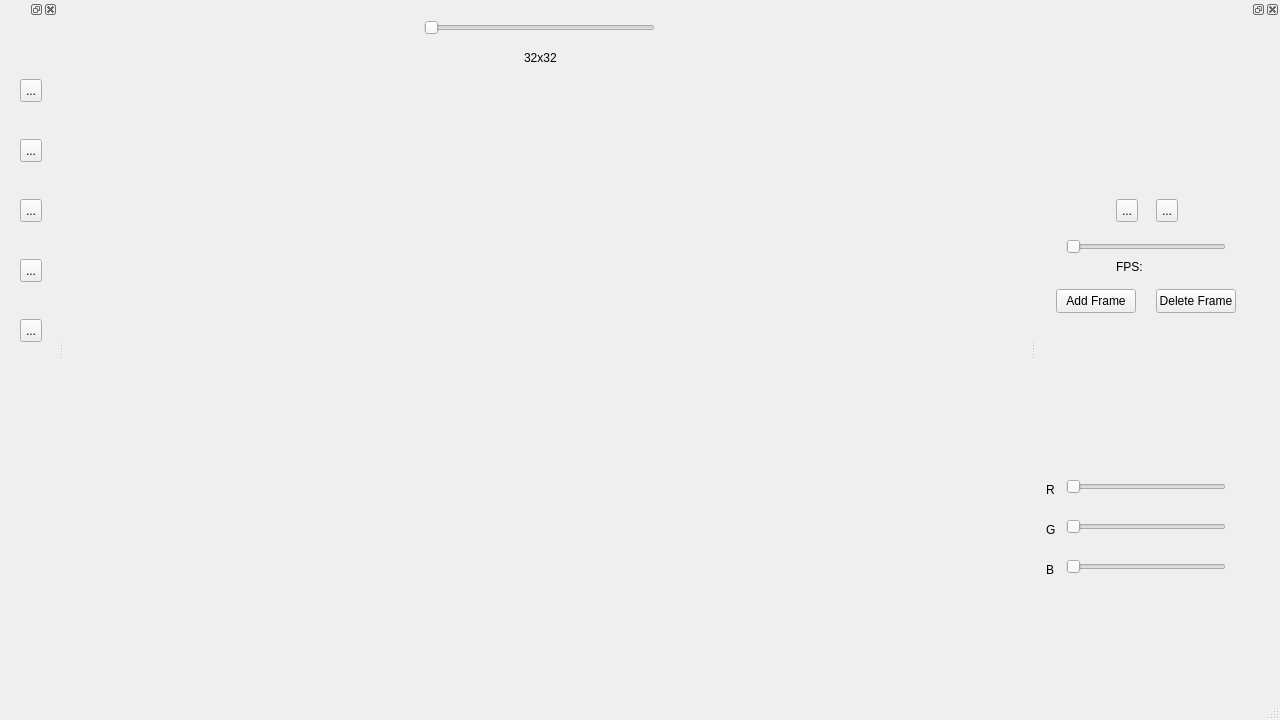
This is mainwindow.ui in University-of-Utah-CS3505/a8-sprite-editor-f23-ahuo2003 as Qt 5 draws it before an edit. The edited form follows.
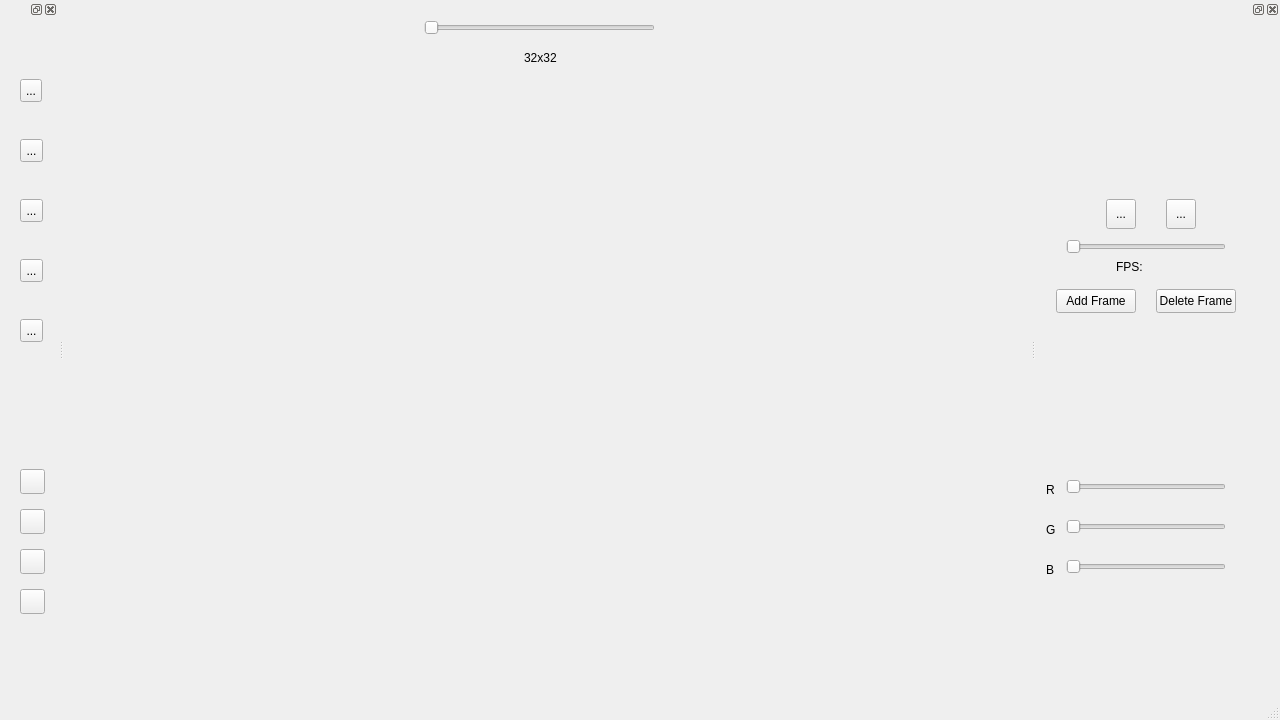
This is the edited form. Custom widgets are drawn as their Qt base class.

What changed in the file:
```diff
--- a/mainwindow.ui
+++ b/mainwindow.ui
@@ -78,7 +78,7 @@
       <rect>
        <x>20</x>
        <y>120</y>
-       <width>22</width>
+       <width>23</width>
        <height>23</height>
       </rect>
      </property>
@@ -94,7 +94,7 @@
       <rect>
        <x>20</x>
        <y>180</y>
-       <width>22</width>
+       <width>23</width>
        <height>23</height>
       </rect>
      </property>
@@ -110,7 +110,7 @@
       <rect>
        <x>20</x>
        <y>240</y>
-       <width>22</width>
+       <width>23</width>
        <height>23</height>
       </rect>
      </property>
@@ -126,7 +126,7 @@
       <rect>
        <x>20</x>
        <y>300</y>
-       <width>22</width>
+       <width>23</width>
        <height>23</height>
       </rect>
      </property>
@@ -153,6 +153,58 @@
       <bool>true</bool>
      </property>
     </widget>
+    <widget class="QPushButton" name="filterRed">
+     <property name="geometry">
+      <rect>
+       <x>20</x>
+       <y>450</y>
+       <width>25</width>
+       <height>25</height>
+      </rect>
+     </property>
+     <property name="text">
+      <string/>
+     </property>
+    </widget>
+    <widget class="QPushButton" name="filterGreen">
+     <property name="geometry">
+      <rect>
+       <x>20</x>
+       <y>490</y>
+       <width>25</width>
+       <height>25</height>
+      </rect>
+     </property>
+     <property name="text">
+      <string/>
+     </property>
+    </widget>
+    <widget class="QPushButton" name="filterGrey">
+     <property name="geometry">
+      <rect>
+       <x>20</x>
+       <y>570</y>
+       <width>25</width>
+       <height>25</height>
+      </rect>
+     </property>
+     <property name="text">
+      <string/>
+     </property>
+    </widget>
+    <widget class="QPushButton" name="filterBlue">
+     <property name="geometry">
+      <rect>
+       <x>20</x>
+       <y>530</y>
+       <width>25</width>
+       <height>25</height>
+      </rect>
+     </property>
+     <property name="text">
+      <string/>
+     </property>
+    </widget>
    </widget>
   </widget>
   <widget class="QDockWidget" name="colorDock">
@@ -331,10 +383,10 @@
     <widget class="QToolButton" name="playButton">
      <property name="geometry">
       <rect>
-       <x>80</x>
+       <x>70</x>
        <y>180</y>
-       <width>22</width>
-       <height>23</height>
+       <width>30</width>
+       <height>30</height>
       </rect>
      </property>
      <property name="text">
@@ -344,10 +396,10 @@
     <widget class="QToolButton" name="stopButton">
      <property name="geometry">
       <rect>
-       <x>120</x>
+       <x>130</x>
        <y>180</y>
-       <width>22</width>
-       <height>23</height>
+       <width>30</width>
+       <height>30</height>
       </rect>
      </property>
      <property name="text">
```
